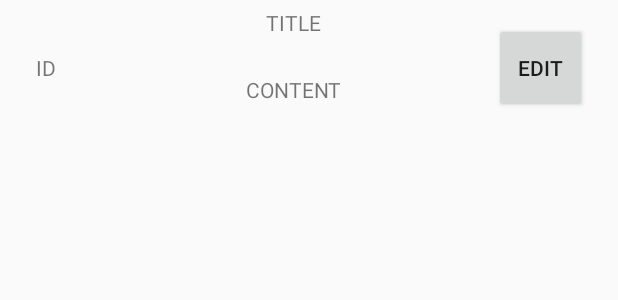
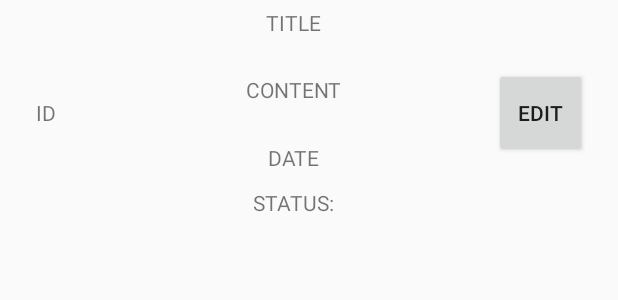
Before and after one commit to sergeydus/Android-hw4, an Android app: the layout adapter_view_layout.xml on its own in the app's theme, with its tools: preview values and no code run, on a phone screen of 412 x 824 dp. Shown: the top 300 px of the screen. Run offline under Robolectric (Android 15) with nearby library versions, the phone set to English and light mode, and no system bars.

Commit message:
added date to note

```diff
--- a/app/src/main/java/com/example/android_hw4/NoteActivity.java
+++ b/app/src/main/java/com/example/android_hw4/NoteActivity.java
@@ -19,6 +19,7 @@ import android.widget.ListView;
 import android.widget.TextView;
 
 import java.util.ArrayList;
+import java.util.Date;
 
 public class NoteActivity extends AppCompatActivity {
 
--- a/app/src/main/res/layout/adapter_view_layout.xml
+++ b/app/src/main/res/layout/adapter_view_layout.xml
@@ -3,6 +3,7 @@
     android:orientation="horizontal"
     android:layout_width="match_parent"
     android:layout_height="match_parent"
+    android:id="@+id/entireRow"
     android:weightSum="100">
 
 
@@ -11,7 +12,7 @@
         android:textAlignment="center"
         android:text="ID"
         android:layout_width="0dp"
-        android:layout_height="90dp"
+        android:layout_height="150dp"
         android:id="@+id/textView1"
         android:layout_weight="15"/>
 
@@ -35,6 +36,20 @@
             android:layout_height="60dp"
             android:id="@+id/textView3"
             android:layout_below="@+id/textView2"/>
+        <TextView
+            android:gravity="center"
+            android:text="DATE"
+            android:layout_width="match_parent"
+            android:layout_height="30dp"
+            android:id="@+id/textView4"
+            android:layout_below="@+id/textView3"/>
+        <TextView
+            android:gravity="center"
+            android:text="STATUS:"
+            android:layout_width="match_parent"
+            android:layout_height="30dp"
+            android:id="@+id/textView5"
+            android:layout_below="@+id/textView4"/>
     </LinearLayout>
     <Button
         android:id="@+id/SmallEditButton"
--- a/app/src/main/res/values/colors.xml
+++ b/app/src/main/res/values/colors.xml
@@ -3,4 +3,5 @@
     <color name="colorPrimary">#008577</color>
     <color name="colorPrimaryDark">#00574B</color>
     <color name="colorAccent">#D81B60</color>
+    <color name="red">#F44336</color>
 </resources>
```
Also changed, not shown: app/src/main/java/com/example/android_hw4/CustomListAdapter.java (+23 -1 lines), app/src/main/java/com/example/android_hw4/DBHelper.java (+8 -2 lines), app/src/main/java/com/example/android_hw4/Note.java (+7 -4 lines).
